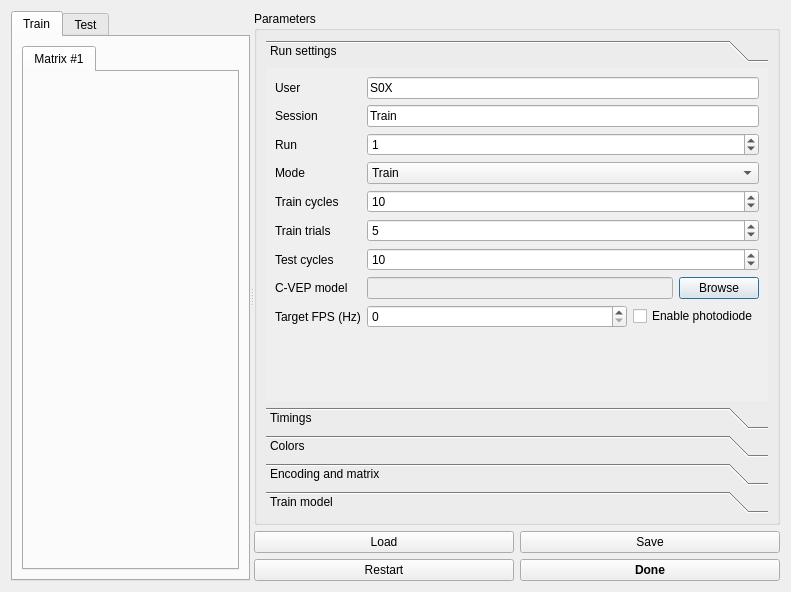
Above: config.ui from medusabci/app-cvep-speller before the change. Below: the same form after it.
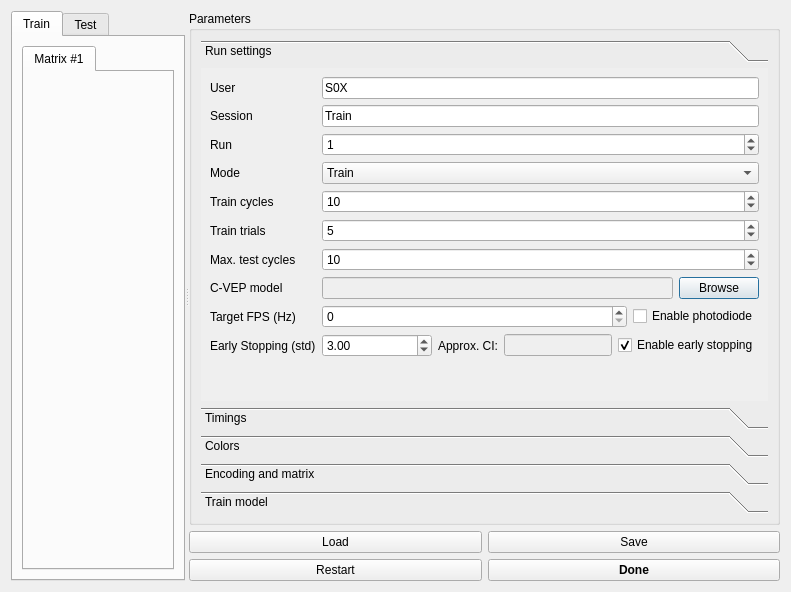
That is the form after the change.

Commit message: Alpha version of early stopping

Diff of the .ui file:
```diff
--- a/config.ui
+++ b/config.ui
@@ -217,6 +217,9 @@
                 </item>
                 <item row="4" column="1">
                  <widget class="QSpinBox" name="spinBox_traincycles">
+                  <property name="minimum">
+                   <number>1</number>
+                  </property>
                   <property name="value">
                    <number>10</number>
                   </property>
@@ -231,6 +234,9 @@
                 </item>
                 <item row="5" column="1">
                  <widget class="QSpinBox" name="spinBox_traintrials">
+                  <property name="minimum">
+                   <number>1</number>
+                  </property>
                   <property name="value">
                    <number>5</number>
                   </property>
@@ -239,7 +245,7 @@
                 <item row="6" column="0">
                  <widget class="QLabel" name="label_erp_model">
                   <property name="text">
-                   <string>Test cycles</string>
+                   <string>Max. test cycles</string>
                   </property>
                   <property name="app" stdset="0">
                    <string>erp_speller</string>
@@ -248,6 +254,9 @@
                 </item>
                 <item row="6" column="1">
                  <widget class="QSpinBox" name="spinBox_testcycles">
+                  <property name="minimum">
+                   <number>1</number>
+                  </property>
                   <property name="value">
                    <number>10</number>
                   </property>
@@ -321,6 +330,81 @@
                   </item>
                  </layout>
                 </item>
+                <item row="9" column="0">
+                 <widget class="QLabel" name="label_5">
+                  <property name="text">
+                   <string>Early Stopping (std)</string>
+                  </property>
+                 </widget>
+                </item>
+                <item row="9" column="1">
+                 <layout class="QHBoxLayout" name="horizontalLayout_8">
+                  <item>
+                   <widget class="QDoubleSpinBox" name="doubleSpinBox_es_std">
+                    <property name="sizePolicy">
+                     <sizepolicy hsizetype="MinimumExpanding" vsizetype="Fixed">
+                      <horstretch>0</horstretch>
+                      <verstretch>0</verstretch>
+                     </sizepolicy>
+                    </property>
+                    <property name="maximum">
+                     <double>10.000000000000000</double>
+                    </property>
+                    <property name="singleStep">
+                     <double>0.100000000000000</double>
+                    </property>
+                    <property name="value">
+                     <double>3.000000000000000</double>
+                    </property>
+                   </widget>
+                  </item>
+                  <item>
+                   <widget class="QLabel" name="label_20">
+                    <property name="sizePolicy">
+                     <sizepolicy hsizetype="Maximum" vsizetype="Preferred">
+                      <horstretch>0</horstretch>
+                      <verstretch>0</verstretch>
+                     </sizepolicy>
+                    </property>
+                    <property name="toolTip">
+                     <string extracomment="Confidence Interval assuming normal distribution"/>
+                    </property>
+                    <property name="text">
+                     <string>Approx. CI:</string>
+                    </property>
+                   </widget>
+                  </item>
+                  <item>
+                   <widget class="QLineEdit" name="lineEdit_es_variance">
+                    <property name="enabled">
+                     <bool>false</bool>
+                    </property>
+                    <property name="sizePolicy">
+                     <sizepolicy hsizetype="Maximum" vsizetype="Fixed">
+                      <horstretch>0</horstretch>
+                      <verstretch>0</verstretch>
+                     </sizepolicy>
+                    </property>
+                   </widget>
+                  </item>
+                  <item>
+                   <widget class="QCheckBox" name="checkBox_es">
+                    <property name="sizePolicy">
+                     <sizepolicy hsizetype="Maximum" vsizetype="Fixed">
+                      <horstretch>0</horstretch>
+                      <verstretch>0</verstretch>
+                     </sizepolicy>
+                    </property>
+                    <property name="text">
+                     <string>Enable early stopping</string>
+                    </property>
+                    <property name="checked">
+                     <bool>true</bool>
+                    </property>
+                   </widget>
+                  </item>
+                 </layout>
+                </item>
                </layout>
               </item>
              </layout>
```
The commit also changes 71 other files.
